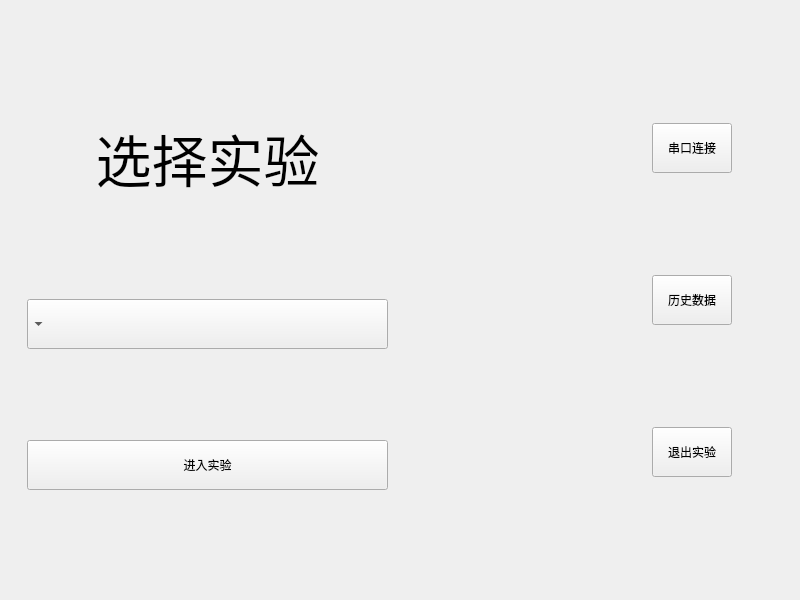
Above: forms/mainwindow.ui from ratio-dd/PLC before the change. Below: the same form after it.
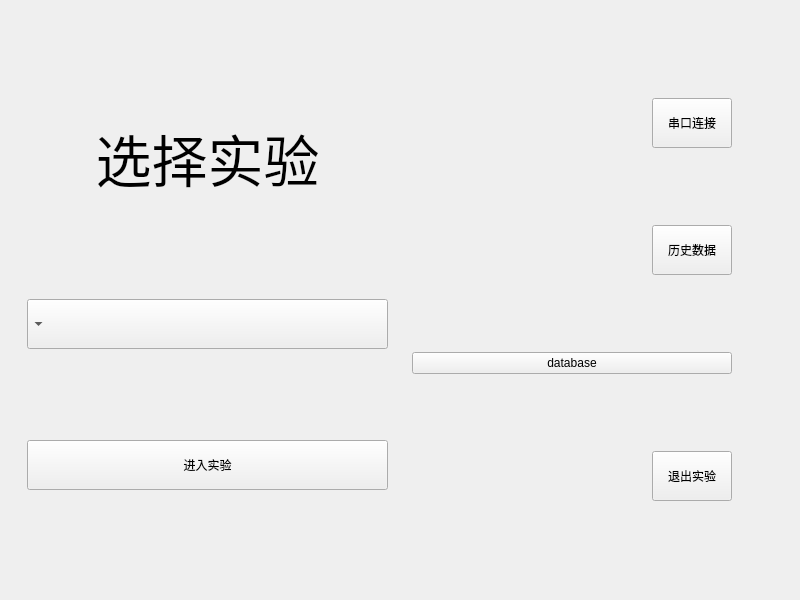
That is the form after the change. Custom widgets are drawn as their Qt base class.

Commit message: Add button to check database created

Diff of the .ui file:
```diff
--- a/forms/mainwindow.ui
+++ b/forms/mainwindow.ui
@@ -196,6 +196,13 @@
              </property>
             </widget>
            </item>
+           <item>
+            <widget class="QPushButton" name="databaseButton">
+             <property name="text">
+              <string>database</string>
+             </property>
+            </widget>
+           </item>
            <item>
             <widget class="QPushButton" name="exitButton">
              <property name="sizePolicy">
```
The commit also changes 5 other files.
